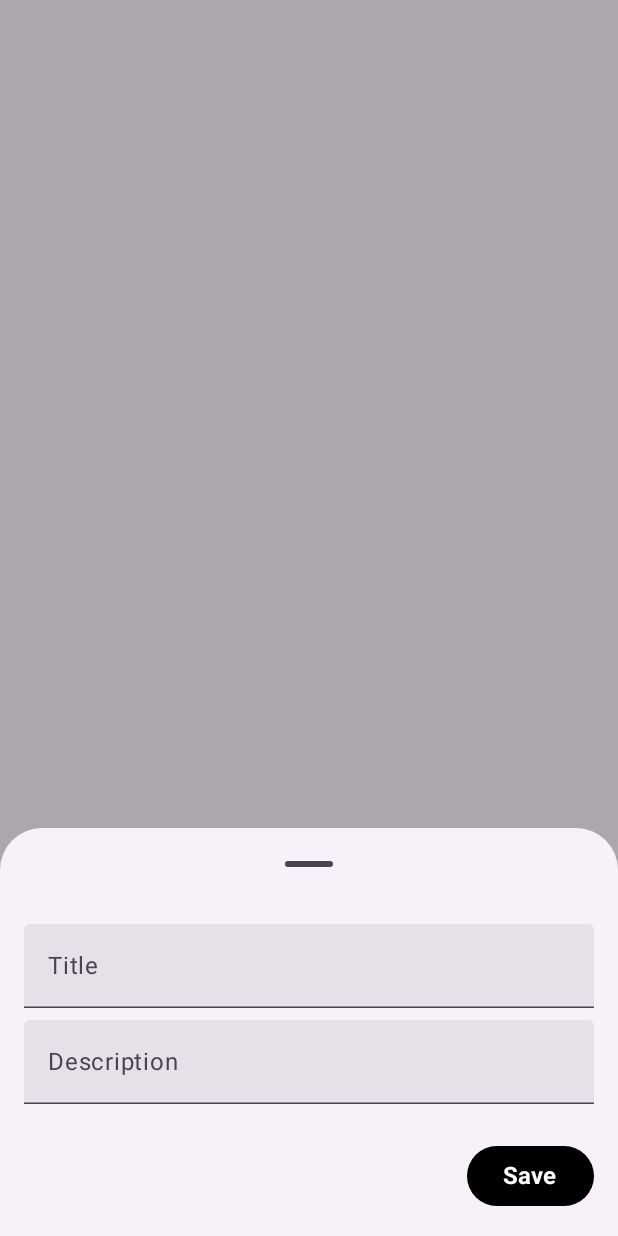
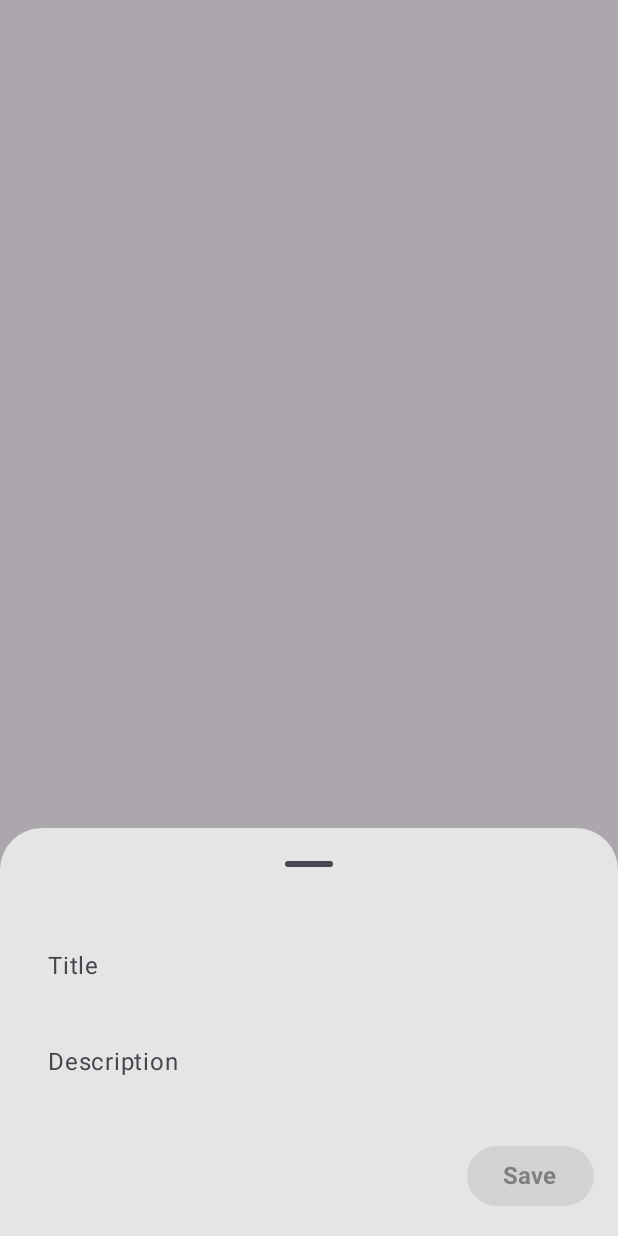
Before and after one commit to nicoqueijo/Android-To-Do-List, an Android app built with Jetpack Compose: the composable ToDoBottomSheetItem called with empty values, on a phone screen of 412 x 824 dp. Run offline under Robolectric (Android 15) with nearby library versions, the phone set to English and light mode, and no system bars; 4 statements that could not run were skipped.

Commit message:
Fixed bottom sheet colors and style.

```diff
--- a/app/src/main/java/com/nicoqueijo/android/todolist/presentation/composables/EmptyListIndicator.kt
+++ b/app/src/main/java/com/nicoqueijo/android/todolist/presentation/composables/EmptyListIndicator.kt
@@ -17,6 +17,7 @@ import androidx.compose.ui.Modifier
 import androidx.compose.ui.res.stringResource
 import androidx.compose.ui.text.style.TextAlign
 import androidx.compose.ui.unit.dp
+import androidx.compose.ui.unit.sp
 import com.nicoqueijo.android.todolist.R
 import com.nicoqueijo.android.todolist.presentation.theme.ToDoListTheme
 import com.nicoqueijo.android.todolist.presentation.util.DarkLightPreviews
@@ -54,12 +55,14 @@ fun EmptyListIndicator(
                 text = stringResource(id = R.string.empty_list_title),
                 color = MaterialTheme.colorScheme.primary,
                 style = MaterialTheme.typography.titleLarge,
+                fontSize = 24.sp,
                 textAlign = TextAlign.Center
             )
             Text(
                 text = stringResource(id = R.string.add_todo_item_instruction),
                 color = MaterialTheme.colorScheme.primary,
                 style = MaterialTheme.typography.titleMedium,
+                fontSize = 20.sp,
                 textAlign = TextAlign.Center
             )
         }
--- a/app/src/main/java/com/nicoqueijo/android/todolist/presentation/composables/ToDoBottomSheetItem.kt
+++ b/app/src/main/java/com/nicoqueijo/android/todolist/presentation/composables/ToDoBottomSheetItem.kt
@@ -1,25 +1,36 @@
 package com.nicoqueijo.android.todolist.presentation.composables
 
+import androidx.compose.foundation.background
 import androidx.compose.foundation.layout.Box
 import androidx.compose.foundation.layout.Column
 import androidx.compose.foundation.layout.fillMaxWidth
 import androidx.compose.foundation.layout.padding
 import androidx.compose.material3.Button
+import androidx.compose.material3.ButtonDefaults
 import androidx.compose.material3.ExperimentalMaterial3Api
+import androidx.compose.material3.MaterialTheme
 import androidx.compose.material3.ModalBottomSheet
 import androidx.compose.material3.Text
 import androidx.compose.material3.TextField
-import androidx.compose.material3.rememberModalBottomSheetState
+import androidx.compose.material3.TextFieldDefaults
 import androidx.compose.runtime.Composable
-import androidx.compose.runtime.rememberCoroutineScope
+import androidx.compose.runtime.LaunchedEffect
+import androidx.compose.runtime.mutableStateOf
+import androidx.compose.runtime.remember
 import androidx.compose.ui.Alignment
 import androidx.compose.ui.Modifier
+import androidx.compose.ui.focus.FocusRequester
+import androidx.compose.ui.focus.focusRequester
+import androidx.compose.ui.graphics.Color
+import androidx.compose.ui.res.stringResource
 import androidx.compose.ui.text.font.FontWeight
-import androidx.compose.ui.unit.dp
 import androidx.compose.ui.unit.sp
+import com.nicoqueijo.android.todolist.R
 import com.nicoqueijo.android.todolist.domain.model.ToDo
 import com.nicoqueijo.android.todolist.presentation.theme.ToDoListTheme
 import com.nicoqueijo.android.todolist.presentation.util.DarkLightPreviews
+import com.nicoqueijo.android.todolist.presentation.util.S
+import com.nicoqueijo.android.todolist.presentation.util.XXS
 
 @OptIn(ExperimentalMaterial3Api::class)
 @Composable
@@ -29,51 +40,107 @@ fun ToDoBottomSheetItem(
     onSave: ((ToDo) -> Unit)? = null,
     onDismiss: (() -> Unit)? = null,
 ) {
-    val sheetState = rememberModalBottomSheetState(
-        skipPartiallyExpanded = true
+    ModalBottomSheet(
+        modifier = modifier,
+        onDismissRequest = { onDismiss?.invoke() },
+        containerColor = MaterialTheme.colorScheme.surfaceVariant,
+        contentColor = MaterialTheme.colorScheme.surfaceVariant
+    ) {
+        SheetContent(
+            state = state,
+            onSave = onSave,
         )
-    val scope = rememberCoroutineScope()
+    }
+}
 
-    ModalBottomSheet(
-        onDismissRequest = {
-            onDismiss?.invoke()
-        },
-        sheetState = sheetState
+@Composable
+fun SheetContent(
+    modifier: Modifier = Modifier,
+    state: ToDo?,
+    onSave: ((ToDo) -> Unit)? = null,
 ) {
+    val title = remember { mutableStateOf(state?.title ?: "") }
+    val description = remember { mutableStateOf(state?.description ?: "") }
+    val focusRequester = remember { FocusRequester() }
+
+    LaunchedEffect(Unit) {
+        focusRequester.requestFocus()
+    }
     Column(
+        modifier = modifier
+            .background(color = MaterialTheme.colorScheme.surfaceVariant)
+            .fillMaxWidth()
+            .padding(S)
+    ) {
+        TextField(
             modifier = Modifier
                 .fillMaxWidth()
-                .padding(16.dp)
-        ) {
+                .padding(bottom = XXS)
+                .focusRequester(focusRequester),
+            value = title.value,
+            onValueChange = { newText ->
+                title.value = newText
+            },
+            label = {
+                Text(
+                    text = stringResource(R.string.label_title)
+                )
+            },
+            colors = TextFieldDefaults.colors(
+                focusedTextColor = MaterialTheme.colorScheme.primary,
+                unfocusedTextColor = MaterialTheme.colorScheme.primary,
+                unfocusedContainerColor = Color.Transparent,
+                focusedContainerColor = Color.Transparent,
+                unfocusedIndicatorColor = Color.Transparent,
+                focusedIndicatorColor = Color.Transparent
+            )
+        )
         TextField(
-                value = state?.title ?: "",
-                onValueChange = { },
-                label = { Text("Title") },
             modifier = Modifier
                 .fillMaxWidth()
-                    .padding(bottom = 8.dp)
+                .padding(bottom = XXS),
+            value = description.value,
+            onValueChange = { newText ->
+                description.value = newText
+            },
+            label = {
+                Text(
+                    text = stringResource(R.string.label_description)
                 )
-
-            TextField(
-                value = state?.description ?: "",
-                onValueChange = { },
-                label = { Text("Description") },
-                modifier = Modifier
-                    .fillMaxWidth()
-                    .padding(bottom = 8.dp)
+            },
+            colors = TextFieldDefaults.colors(
+                focusedTextColor = MaterialTheme.colorScheme.primary,
+                unfocusedTextColor = MaterialTheme.colorScheme.primary,
+                unfocusedContainerColor = Color.Transparent,
+                focusedContainerColor = Color.Transparent,
+                unfocusedIndicatorColor = Color.Transparent,
+                focusedIndicatorColor = Color.Transparent
+            )
         )
 
         Box(
             modifier = Modifier
                 .fillMaxWidth()
-                    .padding(top = 16.dp),
+                .padding(top = S),
             contentAlignment = Alignment.BottomEnd
         ) {
             Button(
-                    onClick = { }
+                onClick = {
+
+                },
+                enabled = title.value.isNotBlank(),
+                colors = ButtonDefaults.buttonColors(
+                    disabledContainerColor = MaterialTheme.colorScheme.tertiary,
+                    disabledContentColor = MaterialTheme.colorScheme.tertiaryContainer.copy(
+                        alpha = 0.5f
+                    )
+                )
             ) {
-                    Text("Save", fontSize = 16.sp, fontWeight = FontWeight.Bold)
-                }
+                Text(
+                    text = stringResource(R.string.label_save),
+                    fontSize = 16.sp,
+                    fontWeight = FontWeight.Bold
+                )
             }
         }
     }
@@ -81,9 +148,9 @@ fun ToDoBottomSheetItem(
 
 @DarkLightPreviews
 @Composable
-fun ToDoBottomSheetItemPreview() {
+fun SheetContentPreview() {
     ToDoListTheme {
-        ToDoBottomSheetItem(
+        SheetContent(
             state = ToDo(
                 position = 1,
                 title = "Exercise",
@@ -92,3 +159,17 @@ fun ToDoBottomSheetItemPreview() {
         )
     }
 }
+
+@DarkLightPreviews
+@Composable
+fun SheetContentEmptyPreview() {
+    ToDoListTheme {
+        SheetContent(
+            state = ToDo(
+                position = 1,
+                title = "",
+                description = "",
+            )
+        )
+    }
+}
--- a/app/src/main/res/values/strings.xml
+++ b/app/src/main/res/values/strings.xml
@@ -5,4 +5,7 @@
     <string name="remove_todos_dialog_title">Remove all to-dos?</string>
     <string name="remove_todos_dialog_confirm_label">OK</string>
     <string name="remove_todos_dialog_dismiss_label">Cancel</string>
+    <string name="label_description">Description</string>
+    <string name="label_title">Title</string>
+    <string name="label_save">Save</string>
 </resources>
```
Lines whose indentation alone changed are shown as unchanged.
